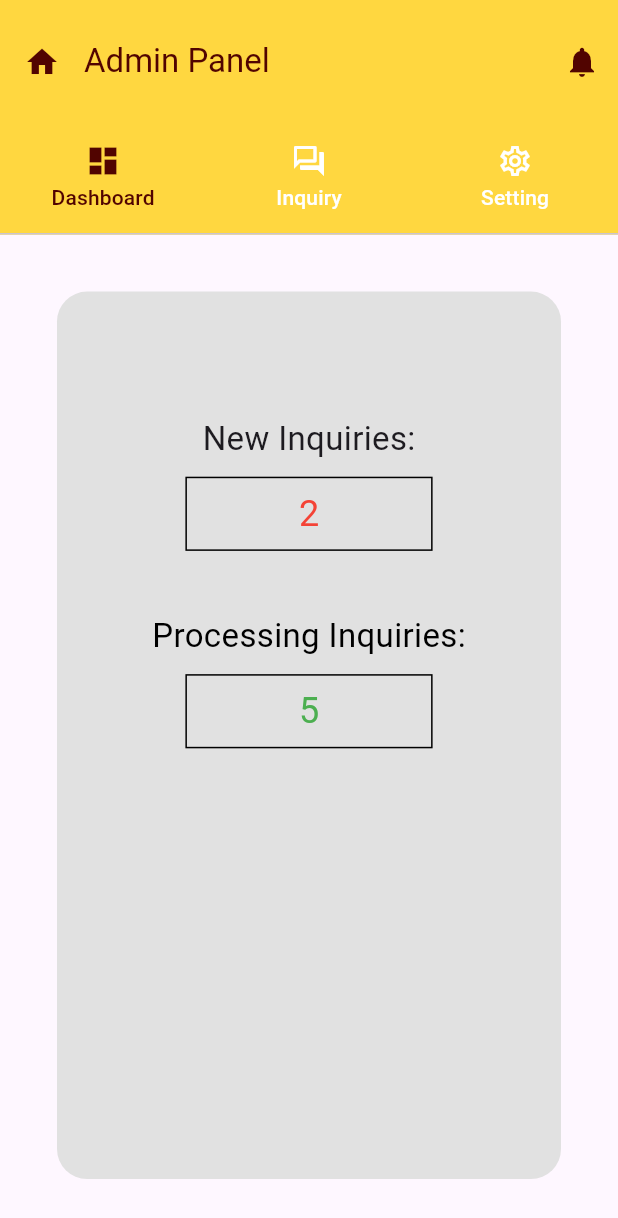
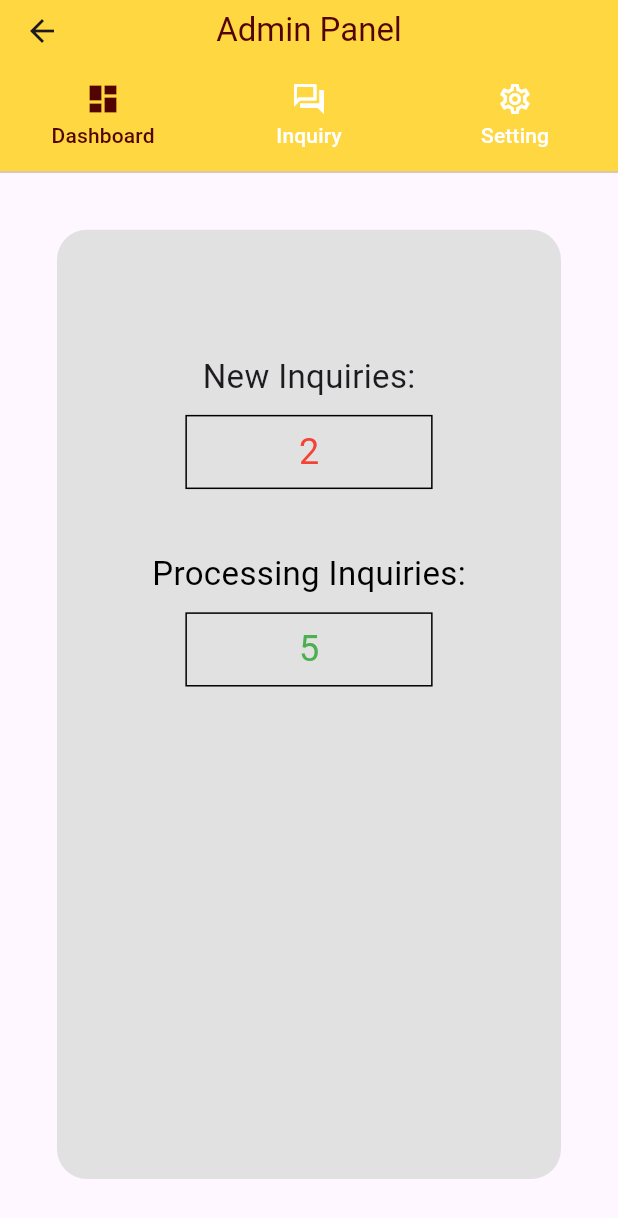
Before and after one commit to creeper12137/whistlingwooz_team_3a, a Flutter app: the AdminPanel screen opened directly, on a phone screen of 412 x 824 dp. Shown: the top 1218 px of the screen. Run offline on Flutter 3.47's test engine with Material 3 defaults, Android fonts, the phone set to English and light mode, and no system bars; our stand-ins replace cloud_firestore, firebase_auth, firebase_core; missing offline and left inert: dart:html; accounts and stored records are empty.

```diff
--- a/whistlingwoodz/lib/screens/admin/admin_screen.dart
+++ b/whistlingwoodz/lib/screens/admin/admin_screen.dart
@@ -1,6 +1,5 @@
 import 'package:flutter/material.dart';
 import 'package:whistlingwoodz/utils/app_utils.dart';
-import 'package:whistlingwoodz/screens/landing_page_screen.dart';
 import 'package:whistlingwoodz/screens/admin/dashboard_screen.dart';
 import 'package:whistlingwoodz/screens/admin/inquiries_screen.dart';
 import 'package:whistlingwoodz/screens/admin/setting_screen.dart';
@@ -47,37 +46,38 @@ class _AdminPanelState extends State<AdminPanel>
       length: 3,
       child: Scaffold(
         appBar: AppBar(
-          leading: IconButton(
-            icon: const Icon(
-              Icons.home,
-              color: appBackGroundColor,
-            ),
-            onPressed: () {
-              Navigator.push(
-                context,
-                MaterialPageRoute(
-                  builder: (context) => const LandingPage(),
-                ),
-              );
-            },
-          ),
+          // leading: IconButton(
+          //   icon: const Icon(
+          //     Icons.home,
+          //     color: appBackGroundColor,
+          //   ),
+          //   onPressed: () {
+          //     Navigator.push(
+          //       context,
+          //       MaterialPageRoute(
+          //         builder: (context) => const LandingPage(),
+          //       ),
+          //     );
+          //   },
+          // ),
           title: const Text(
             'Admin Panel',
             style: TextStyle(color: appBackGroundColor),
           ),
-          titleSpacing: 0,
+          centerTitle: true,
+          titleSpacing: 30,
           backgroundColor: Colors.amberAccent,
-          toolbarHeight: MediaQuery.of(context).size.width * 0.20,
+          toolbarHeight: MediaQuery.of(context).size.width * 0.10,
           elevation: 0,
-          actions: [
-            IconButton(
-              icon: const Icon(
-                Icons.notifications,
-                color: appBackGroundColor,
-              ),
-              onPressed: () {},
-            ),
-          ],
+          // actions: [
+          //   IconButton(
+          //     icon: const Icon(
+          //       Icons.notifications,
+          //       color: appBackGroundColor,
+          //     ),
+          //     onPressed: () {},
+          //   ),
+          // ],
           bottom: TabBar(
             controller: _tabController,
             labelColor: appBackGroundColor,
```
Also changed, not shown: whistlingwoodz/lib/screens/main_screen.dart (+5 -4 lines).
